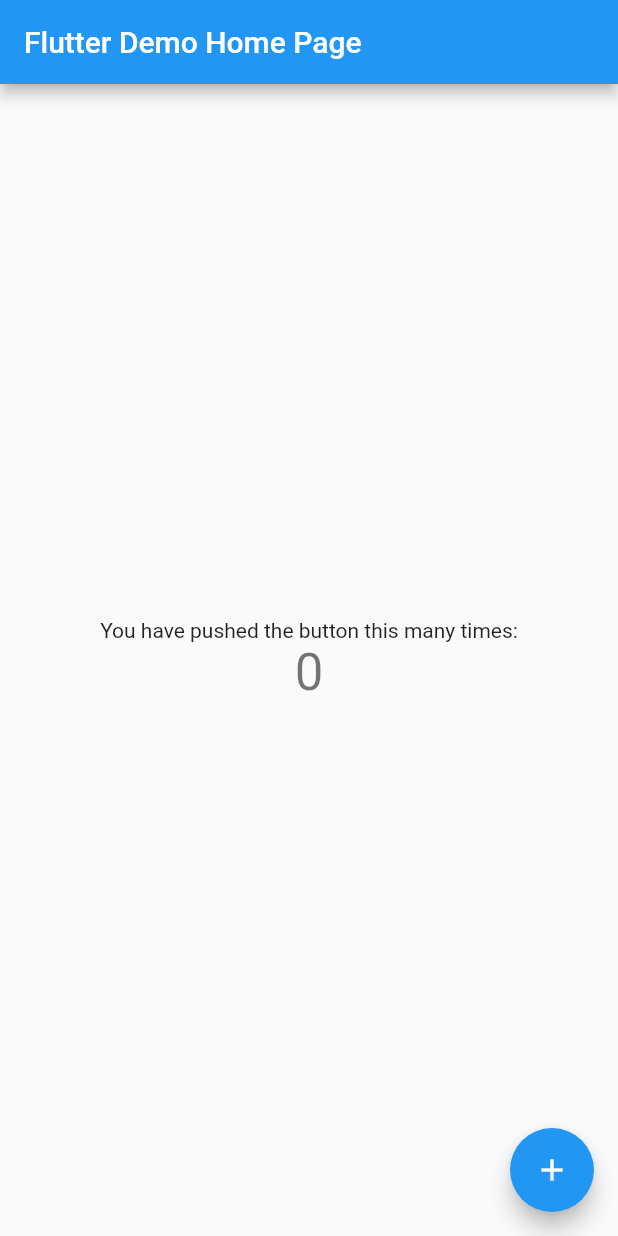
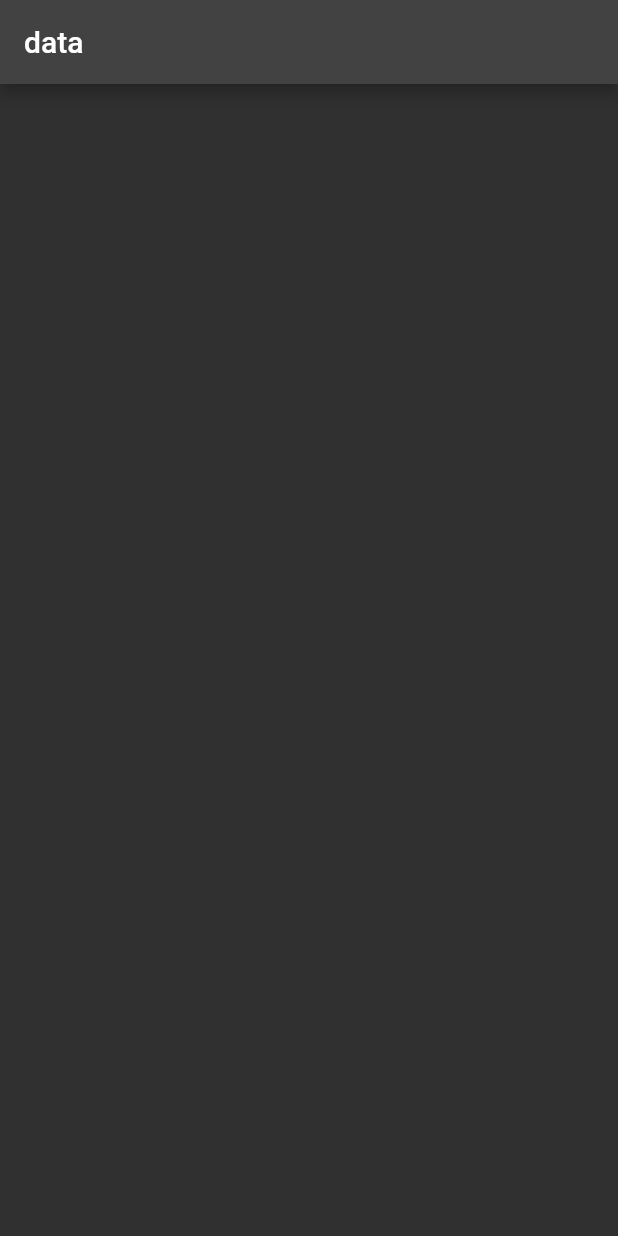
Before and after one commit to afandy72/flutter_application_3, a Flutter app: the screen it shows after launch, on a phone screen of 412 x 824 dp. Run offline on Flutter 3.47's test engine with Material 2 defaults, Android fonts, the phone set to English and light mode, and no system bars.

Commit message:
3-init Main

```diff
--- a/lib/Home.dart
+++ b/lib/Home.dart
@@ -0,0 +1,16 @@
+import 'package:flutter/material.dart';
+import 'package:flutter/src/widgets/framework.dart';
+import 'package:flutter/src/widgets/placeholder.dart';
+
+class Home extends StatelessWidget {
+  const Home({super.key});
+
+  @override
+  Widget build(BuildContext context) {
+    return Scaffold(
+      appBar: AppBar(
+        title: Text("data"),
+      ),
+    );
+  }
+}
--- a/lib/main.dart
+++ b/lib/main.dart
@@ -1,4 +1,5 @@
 import 'package:flutter/material.dart';
+import 'package:flutter_application_3/Home.dart';
 
 void main() {
   runApp(const MyApp());
@@ -11,105 +12,9 @@ class MyApp extends StatelessWidget {
   @override
   Widget build(BuildContext context) {
     return MaterialApp(
-      title: 'Flutter Demo',
-      theme: ThemeData(
-        // This is the theme of your application.
-        //
-        // Try running your application with "flutter run". You'll see the
-        // application has a blue toolbar. Then, without quitting the app, try
-        // changing the primarySwatch below to Colors.green and then invoke
-        // "hot reload" (press "r" in the console where you ran "flutter run",
-        // or simply save your changes to "hot reload" in a Flutter IDE).
-        // Notice that the counter didn't reset back to zero; the application
-        // is not restarted.
-        primarySwatch: Colors.blue,
-      ),
-      home: const MyHomePage(title: 'Flutter Demo Home Page'),
+      debugShowCheckedModeBanner: false,
+      theme: ThemeData.dark(),
+      home: Home(),
     );
   }
 }
-
-class MyHomePage extends StatefulWidget {
-  const MyHomePage({super.key, required this.title});
-
-  // This widget is the home page of your application. It is stateful, meaning
-  // that it has a State object (defined below) that contains fields that affect
-  // how it looks.
-
-  // This class is the configuration for the state. It holds the values (in this
-  // case the title) provided by the parent (in this case the App widget) and
-  // used by the build method of the State. Fields in a Widget subclass are
-  // always marked "final".
-
-  final String title;
-
-  @override
-  State<MyHomePage> createState() => _MyHomePageState();
-}
-
-class _MyHomePageState extends State<MyHomePage> {
-  int _counter = 0;
-
-  void _incrementCounter() {
-    setState(() {
-      // This call to setState tells the Flutter framework that something has
-      // changed in this State, which causes it to rerun the build method below
-      // so that the display can reflect the updated values. If we changed
-      // _counter without calling setState(), then the build method would not be
-      // called again, and so nothing would appear to happen.
-      _counter++;
-    });
-  }
-
-  @override
-  Widget build(BuildContext context) {
-    // This method is rerun every time setState is called, for instance as done
-    // by the _incrementCounter method above.
-    //
-    // The Flutter framework has been optimized to make rerunning build methods
-    // fast, so that you can just rebuild anything that needs updating rather
-    // than having to individually change instances of widgets.
-    return Scaffold(
-      appBar: AppBar(
-        // Here we take the value from the MyHomePage object that was created by
-        // the App.build method, and use it to set our appbar title.
-        title: Text(widget.title),
-      ),
-      body: Center(
-        // Center is a layout widget. It takes a single child and positions it
-        // in the middle of the parent.
-        child: Column(
-          // Column is also a layout widget. It takes a list of children and
-          // arranges them vertically. By default, it sizes itself to fit its
-          // children horizontally, and tries to be as tall as its parent.
-          //
-          // Invoke "debug painting" (press "p" in the console, choose the
-          // "Toggle Debug Paint" action from the Flutter Inspector in Android
-          // Studio, or the "Toggle Debug Paint" command in Visual Studio Code)
-          // to see the wireframe for each widget.
-          //
-          // Column has various properties to control how it sizes itself and
-          // how it positions its children. Here we use mainAxisAlignment to
-          // center the children vertically; the main axis here is the vertical
-          // axis because Columns are vertical (the cross axis would be
-          // horizontal).
-          mainAxisAlignment: MainAxisAlignment.center,
-          children: <Widget>[
-            const Text(
-              'You have pushed the button this many times:',
-            ),
-            Text(
-              '$_counter',
-              style: Theme.of(context).textTheme.headlineMedium,
-            ),
-          ],
-        ),
-      ),
-      floatingActionButton: FloatingActionButton(
-        onPressed: _incrementCounter,
-        tooltip: 'Increment',
-        child: const Icon(Icons.add),
-      ), // This trailing comma makes auto-formatting nicer for build methods.
-    );
-  }
-}
```
